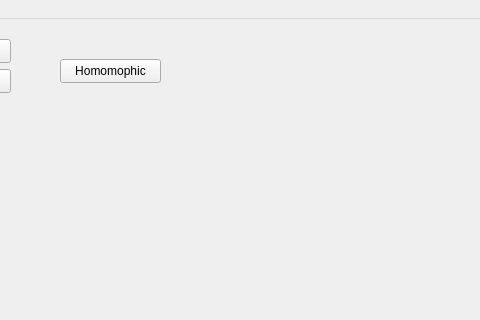
Above: HW04/myui.ui from WesleyCh3n/Img-Processing before the change; both pictures show x 450 to 930 and y 0 to 320 of the 1162 by 744 pixel window. Below: the same form after it.
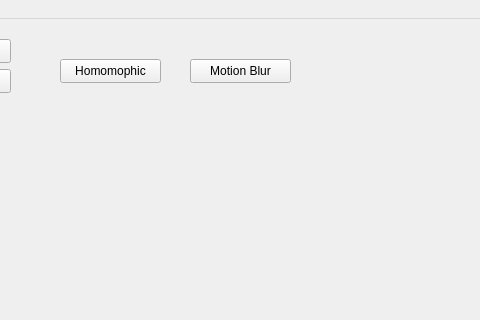
That is the form after the change.

The edit to the form file:
```diff
--- a/HW04/myui.ui
+++ b/HW04/myui.ui
@@ -157,6 +157,19 @@
      <string>Homomophic</string>
     </property>
    </widget>
+   <widget class="QPushButton" name="motionBlurBn">
+    <property name="geometry">
+     <rect>
+      <x>640</x>
+      <y>40</y>
+      <width>101</width>
+      <height>24</height>
+     </rect>
+    </property>
+    <property name="text">
+     <string>Motion Blur</string>
+    </property>
+   </widget>
   </widget>
   <widget class="QMenuBar" name="menubar">
    <property name="geometry">
```
